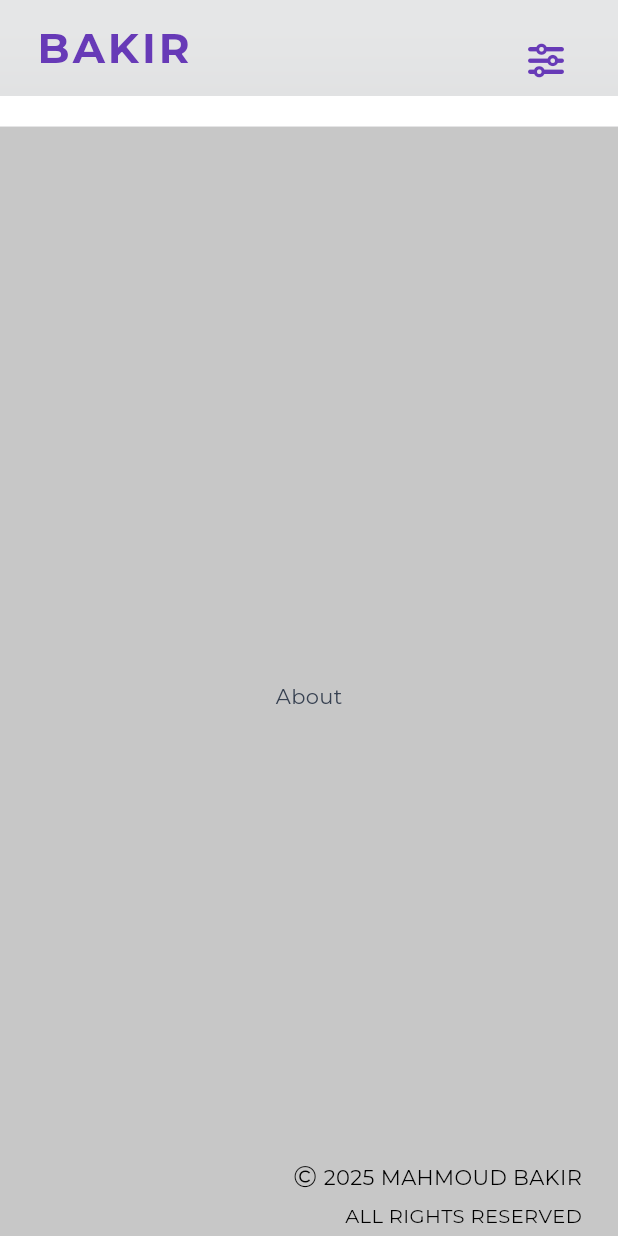
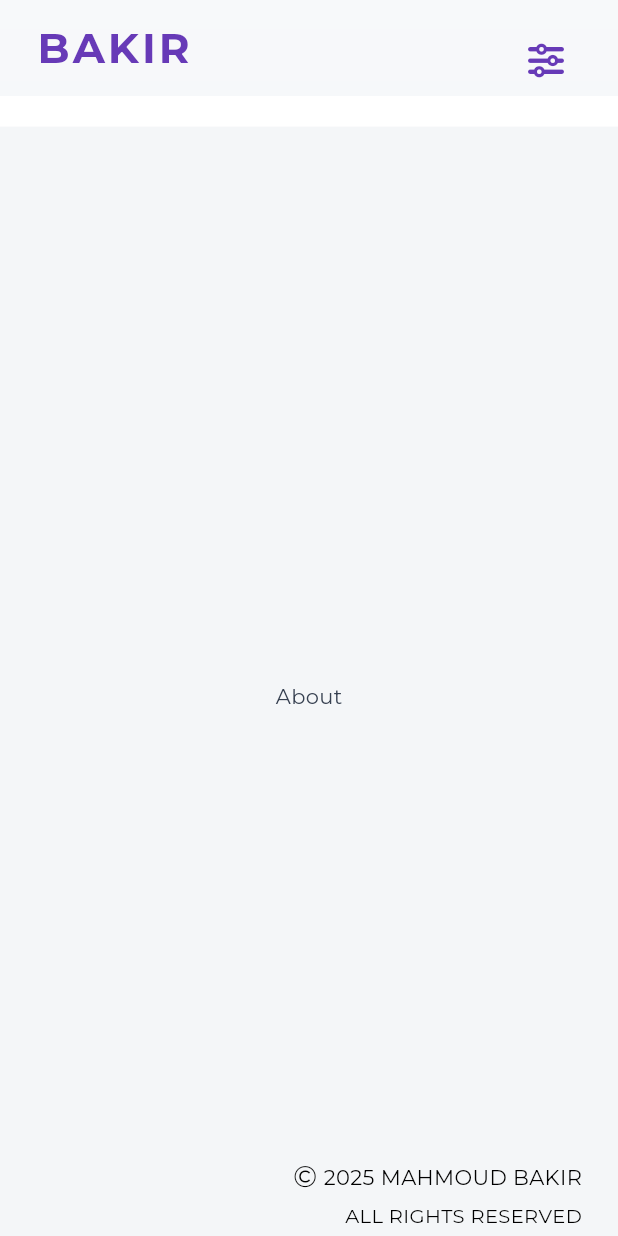
Before and after one commit to Mahm0udbakir/my_portfolio, a Flutter app: the screen it shows after launch, scrolled down 576 dp, on a phone screen of 412 x 824 dp. Run offline on Flutter 3.47's test engine with Material 3 defaults, Android fonts, the phone set to English and light mode, and no system bars; our stand-ins replace flutter_bloc, font_awesome_flutter, freezed_annotation, go_router, rive, smooth_page_indicator.

Commit message:
Fix color definition for grey in AppColors by correcting the hex value format. This change ensures proper color rendering in the application.

```diff
--- a/lib/core/utils/app_colors.dart
+++ b/lib/core/utils/app_colors.dart
@@ -1,11 +1,10 @@
 import 'package:flutter/material.dart';
 
 class AppColors {
-  // Primary colors
   static const Color primary = Colors.deepPurple;
   static const Color darkBlue = Color(0xFF021C4D);
 
   // Neutral colors
   static const Color white = Colors.white;
-  static const Color grey = Color(0xFFC7C7C7);
+  static const Color grey = Color(0x0fc7c7c7);
 }
```
